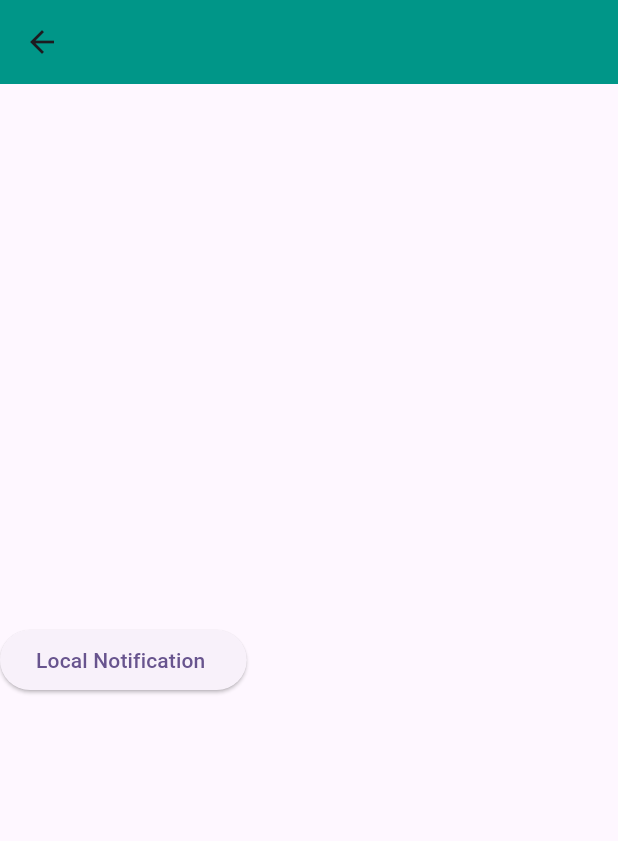
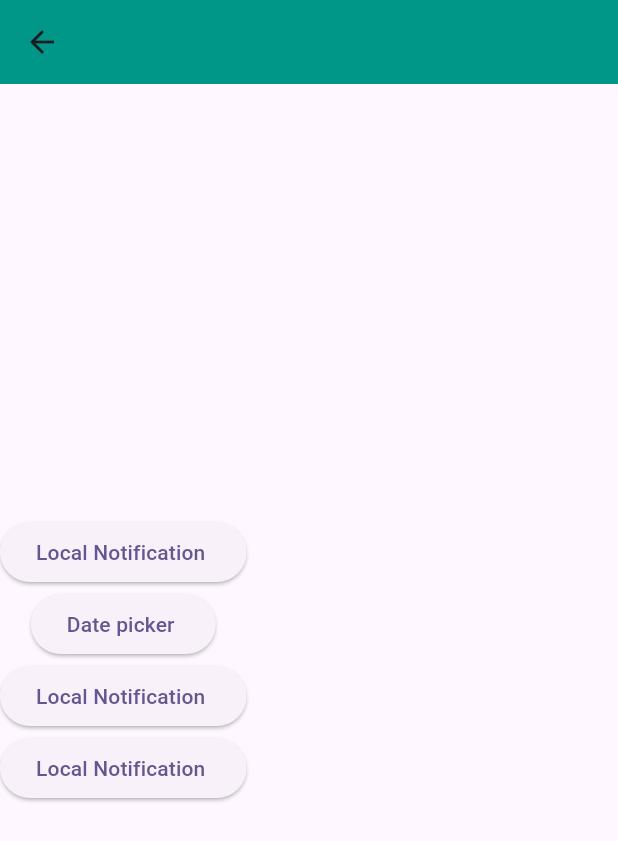
Before and after one commit to sfrabby/Introduction-Screen, a Flutter app: the HomePage screen opened directly, on a phone screen of 412 x 824 dp. Shown: the top 841 px of the screen. Run offline on Flutter 3.47's test engine with Material 3 defaults, Android fonts, the phone set to English and light mode, and no system bars; our stand-ins replace flutter_local_notifications, introduction_screen; network calls fail.

Commit message:
Date picker added

```diff
--- a/lib/view/Home Page/ui.dart
+++ b/lib/view/Home Page/ui.dart
@@ -1,3 +1,5 @@
+import 'dart:developer';
+
 import 'package:flutter/material.dart';
 import 'package:flutter_local_notifications/flutter_local_notifications.dart';
 import 'package:intorduction_screen/main.dart';
@@ -30,10 +32,20 @@ class HomePage extends StatelessWidget {
     return Scaffold(
       appBar: AppBar(backgroundColor: Colors.teal),
       body: Column(
+        crossAxisAlignment: CrossAxisAlignment.center,
         mainAxisAlignment: MainAxisAlignment.center,
         children: [
           ElevatedButton(onPressed: showNotification , child: Text("Local Notification ")),
-        ],
+      ElevatedButton(onPressed: () async {
+        DateTime?  date = await showDatePicker(context: context, firstDate: DateTime.now().subtract(Duration(days: 365)), lastDate: DateTime.now());
+        print(date);
+      } , child: Text("Date picker ")),
+
+        ElevatedButton(onPressed: showNotification , child: Text("Local Notification ")),
+
+    ElevatedButton(onPressed: showNotification , child: Text("Local Notification ")),
+
+    ],
       ),
     );
   }
```
